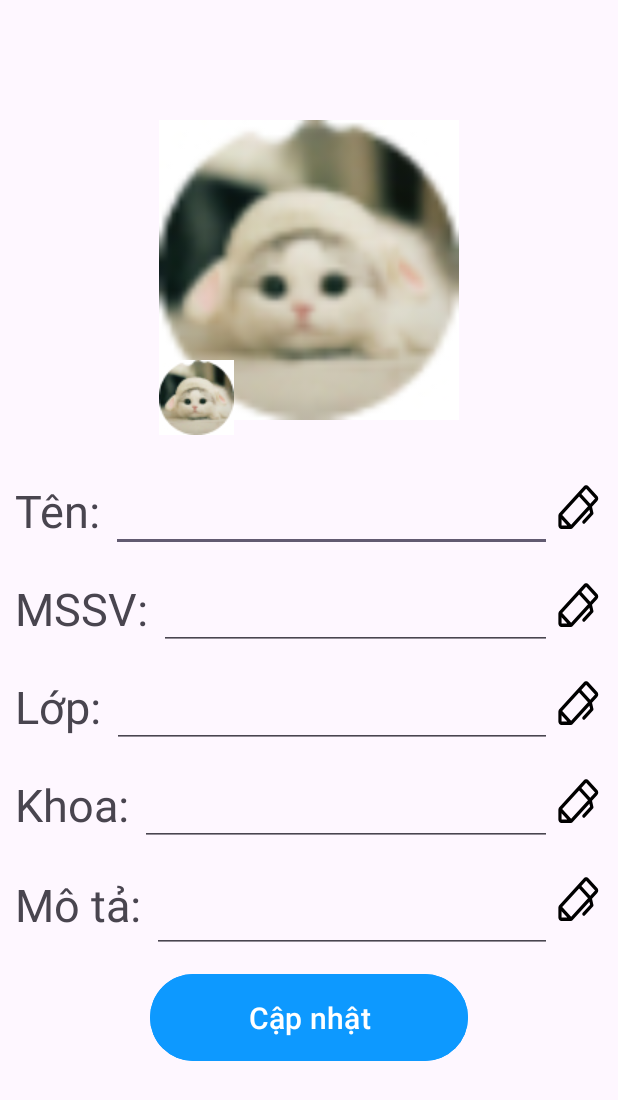
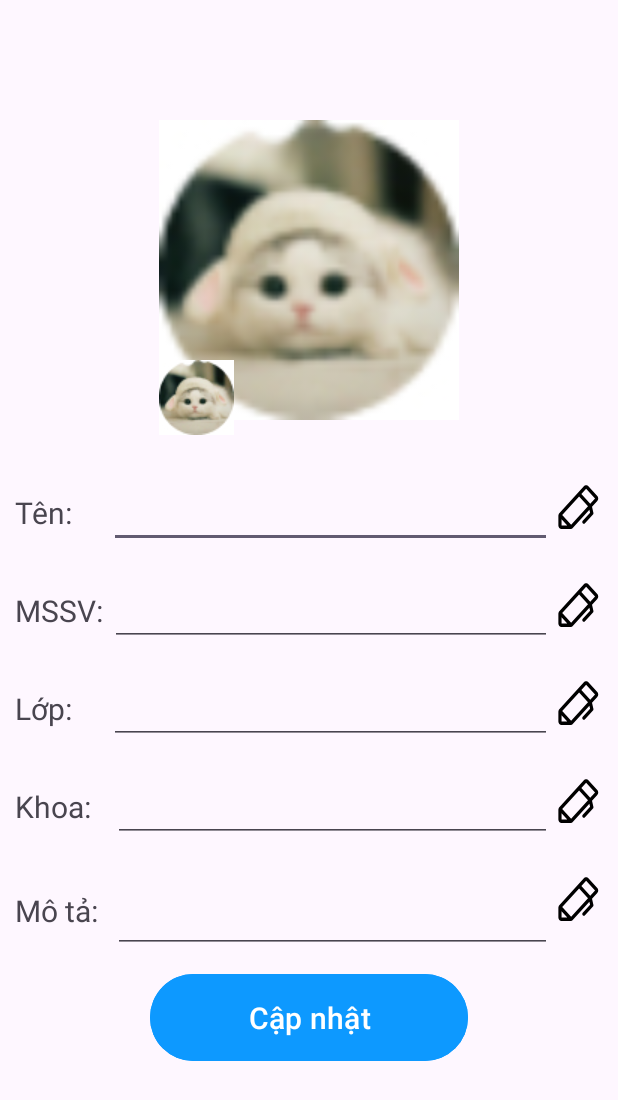
Before and after one commit to Minhbinh0206/ChuyenDeAndroid, an Android app: the layout edit_screen_layout.xml on its own in the app's theme, with its tools: preview values and no code run, on a phone screen of 412 x 824 dp. Shown: the top 1100 px of the screen. Run offline under Robolectric (Android 15) with nearby library versions, the phone set to English and light mode, and no system bars.

Commit message:
Upload Image and Update Profile in Personal Page

```diff
--- a/app/src/main/AndroidManifest.xml
+++ b/app/src/main/AndroidManifest.xml
@@ -58,6 +58,10 @@
             android:name=".activity.GroupDetailActivity"
             android:exported="false">
         </activity>
+        <activity android:name=".activity.EditScreenActivity"
+            android:exported="false">
+
+        </activity>
     </application>
 
 </manifest>
--- a/app/src/main/res/layout/edit_screen_layout.xml
+++ b/app/src/main/res/layout/edit_screen_layout.xml
@@ -7,23 +7,23 @@
 
 
     <ImageView
-        android:id="@+id/imageView"
+        android:id="@+id/image_edit_personal"
         android:layout_width="200dp"
         android:layout_height="200dp"
         android:layout_marginTop="80dp"
         android:src="@drawable/avatar_user"
         app:layout_constraintEnd_toEndOf="parent"
         app:layout_constraintStart_toStartOf="parent"
-        app:layout_constraintTop_toTopOf="parent" />
+        app:layout_constraintTop_toTopOf="parent"/>
 
     <ImageView
-        android:id="@+id/imageView2"
+        android:id="@+id/image_edit_personal_small"
         android:layout_width="50dp"
         android:layout_height="50dp"
         android:layout_marginTop="-40dp"
         android:src="@drawable/avatar_user"
-        app:layout_constraintStart_toStartOf="@+id/imageView"
-        app:layout_constraintTop_toBottomOf="@+id/imageView" />
+        app:layout_constraintStart_toStartOf="@+id/image_edit_personal"
+        app:layout_constraintTop_toBottomOf="@+id/image_edit_personal" />
 
     <LinearLayout
         android:layout_width="match_parent"
@@ -32,7 +32,7 @@
         android:orientation="vertical"
         app:layout_constraintEnd_toEndOf="parent"
         app:layout_constraintStart_toStartOf="parent"
-        app:layout_constraintTop_toBottomOf="@+id/imageView2">
+        app:layout_constraintTop_toBottomOf="@+id/image_edit_personal_small">
 
         <LinearLayout
             android:layout_width="match_parent"
@@ -45,14 +45,16 @@
                 android:layout_width="wrap_content"
                 android:layout_height="wrap_content"
                 android:text="Tên: "
-                android:textSize="30sp"
+                android:textSize="20sp"
+                android:layout_marginRight="20dp"
                 />
 
             <EditText
                 android:id="@+id/editTextName"
                 android:layout_width="0dp"
                 android:layout_height="wrap_content"
-                android:layout_weight="1" />
+                android:layout_weight="1"
+                />
 
             <ImageView
                 android:layout_width="wrap_content"
@@ -71,7 +73,7 @@
                 android:layout_width="wrap_content"
                 android:layout_height="wrap_content"
                 android:text="MSSV: "
-                android:textSize="30sp" />
+                android:textSize="20sp" />
 
             <EditText
                 android:id="@+id/editTextMSSV"
@@ -96,7 +98,8 @@
                 android:layout_width="wrap_content"
                 android:layout_height="wrap_content"
                 android:text="Lớp: "
-                android:textSize="30sp" />
+                android:textSize="20sp"
+                android:layout_marginRight="20dp"/>
 
             <EditText
                 android:id="@+id/editTextLop"
@@ -121,7 +124,8 @@
                 android:layout_width="wrap_content"
                 android:layout_height="wrap_content"
                 android:text="Khoa: "
-                android:textSize="30sp" />
+                android:textSize="20sp"
+                android:layout_marginRight="10dp"/>
 
             <EditText
                 android:id="@+id/editTextKhoa"
@@ -145,7 +149,8 @@
                 android:layout_width="wrap_content"
                 android:layout_height="wrap_content"
                 android:text="Mô tả: "
-                android:textSize="30sp" />
+                android:textSize="20sp"
+                android:layout_marginRight="5dp"/>
 
             <EditText
                 android:id="@+id/editTextMota"
@@ -158,7 +163,8 @@
                 android:inputType="textMultiLine"
                 android:minLines="1"
                 android:maxLines="7"
-                android:scrollbars="vertical" />
+                android:scrollbars="vertical"
+               />
 
             <ImageView
                 android:layout_width="wrap_content"
```
Also changed, not shown: app/src/main/java/com/example/socialmediatdcproject/activity/EditScreenActivity.java (added, +222 -0 lines), app/src/main/java/com/example/socialmediatdcproject/activity/SharedActivity.java (+53 -37 lines), app/src/main/java/com/example/socialmediatdcproject/activity/UploadProfileActivity.java (+5 -2 lines), app/src/main/java/com/example/socialmediatdcproject/fragment/EditScreenFragment.java (deleted, +0 -67 lines), app/src/main/java/com/example/socialmediatdcproject/fragment/PersonalScreenFragment.java (+17 -20 lines).
